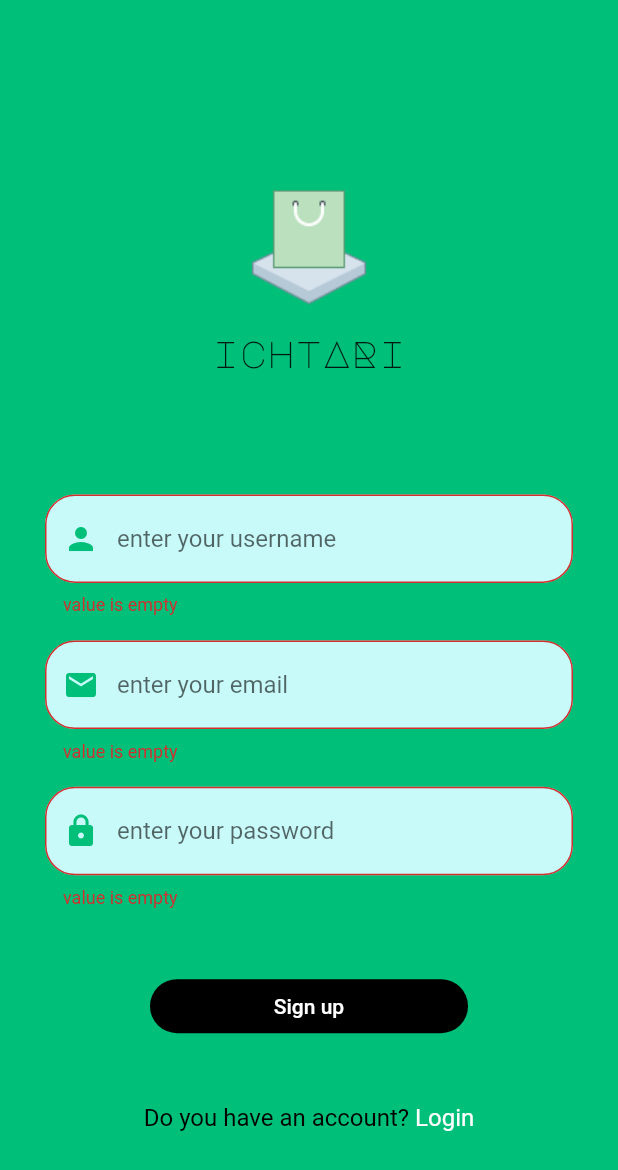
After one commit to abd4ellatif/e-commerce-flutter-app, a Flutter app: the SignupScreen screen opened by its route, after a tap on "Sign up", on a phone screen of 412 x 824 dp. The commit adds this screen. Shown: the top 1170 px of the screen. Run offline on Flutter 3.47's test engine with Material 2 defaults, Android fonts, the phone set to English and light mode, and no system bars.

Commit message:
Sign up screen

```diff
--- a/lib/main.dart
+++ b/lib/main.dart
@@ -1,8 +1,8 @@
 
+import 'package:ecommerceapp/screens/signup_screen.dart';
 import 'package:flutter/cupertino.dart';
 import 'package:flutter/material.dart';
 import 'package:ecommerceapp/screens/login_screen.dart';
-import 'package:ecommerceapp/constants.dart';
 
 main()=>runApp(MyApp());
 class MyApp extends StatelessWidget {
@@ -12,7 +12,8 @@ class MyApp extends StatelessWidget {
       initialRoute: LoginScreen.id,
       routes:
       {
-        LoginScreen.id:(context)=>LoginScreen()
+        LoginScreen.id:(context)=>LoginScreen(),
+        SignupScreen.id:(context)=>SignupScreen(),
       },
     );
   }
--- a/lib/screens/login_screen.dart
+++ b/lib/screens/login_screen.dart
@@ -1,3 +1,4 @@
+import 'package:ecommerceapp/screens/signup_screen.dart';
 import 'package:flutter/material.dart';
 import 'package:ecommerceapp/constants.dart';
 
@@ -77,7 +78,7 @@ class LoginScreen extends StatelessWidget {
                 cursorColor: kMainColor,
                 decoration: InputDecoration(
                   prefixIcon: Icon(
-                    Icons.email,
+                    Icons.lock,
                     color: kMainColor,
                   ),
                   hintText: 'enter your password',
@@ -130,13 +131,19 @@ class LoginScreen extends StatelessWidget {
                   fontSize: 16,
                 )
               ),
-              Text(
-                'Sign up',
-                style: TextStyle(
-                  color: Colors.white,
-                  fontSize: 16,
-                )
+              GestureDetector(
+                onTap: (){
+                  Navigator.pushNamed(context, SignupScreen.id);
+                },
+                child: Text(
+                  'Sign up',
+                  style: TextStyle(
+                    color: Colors.white,
+                    fontSize: 16,
+                  )
+                ),
               )
+
             ]
           )
           ],
--- /dev/null
+++ b/lib/screens/signup_screen.dart
@@ -0,0 +1,232 @@
+import 'package:ecommerceapp/screens/login_screen.dart';
+import 'package:flutter/material.dart';
+
+import '../constants.dart';
+
+class SignupScreen extends StatelessWidget {
+  static String id='SignupScreen';
+  final GlobalKey<FormState> _globalKey=GlobalKey<FormState>();
+
+  @override
+  Widget build(BuildContext context) {
+    double height= MediaQuery.of(context).size.height;
+    return Scaffold(
+      backgroundColor: kMainColor ,
+      body: Form(
+        key: _globalKey,
+        child: ListView(
+          children: <Widget>[
+            Padding(
+              padding: EdgeInsets.only(top:MediaQuery.of(context).size.height*0.1),
+              child: Container(
+                height:MediaQuery.of(context).size.height*.2,
+                child:Stack(
+                  alignment: Alignment.center,
+                  children: <Widget>[
+                    Image(
+                      image: AssetImage('images/icons/logo.png'),
+                    ),
+                    Positioned(
+                      bottom:0,
+                      child: Text(
+                        'ichtARi',
+                        style: TextStyle(
+                          fontFamily: 'MajorMonoDisplay',
+                          fontSize: 25,
+                        )
+                      )
+                    )
+                  ]
+                )
+              ) ,
+            ),
+            SizedBox(
+              height:height*.1,
+            ),
+            Padding(
+              padding: const EdgeInsets.symmetric(horizontal:30),
+              child:TextFormField(
+                validator: (value){
+                    if (value.isEmpty)
+                    {
+                      return 'value is empty';
+                    }
+                  },
+                cursorColor: kMainColor,
+                decoration: InputDecoration(
+                  prefixIcon: Icon(
+                    Icons.person,
+                    color: kMainColor,
+                  ),
+                  hintText: 'enter your username',
+                  filled: true,
+                  fillColor: kSecondaryColor,
+                  enabledBorder: OutlineInputBorder(
+                    borderRadius: BorderRadius.circular(20),
+                    borderSide: BorderSide(
+                      color: Colors.blue,
+                      //width: MediaQuery.of(context).size.width*0.1
+                    )
+                  ),
+                  focusedBorder: OutlineInputBorder(
+                    borderRadius: BorderRadius.circular(20),
+                    borderSide: BorderSide(
+                      color: Colors.white,
+                      //width: MediaQuery.of(context).size.width*0.1
+                    )
+                  ),
+                  border:OutlineInputBorder(
+                    borderRadius: BorderRadius.circular(20),
+                    borderSide: BorderSide(
+                      color: Colors.white,
+                      //width: MediaQuery.of(context).size.width*0.1
+                    )
+                  ),
+                  )
+              )
+            ),
+            SizedBox(
+              height:height*.02,
+            ),
+            Padding(
+                padding: const EdgeInsets.symmetric(horizontal:30),
+                child:TextFormField(
+                  validator:(value){
+                    if (value.isEmpty)
+                    {
+                      return 'value is empty';
+                    }
+                  } ,
+                  cursorColor: kMainColor,
+                  decoration: InputDecoration(
+                    prefixIcon: Icon(
+                      Icons.mail,
+                      color: kMainColor,
+                    ),
+                    hintText: 'enter your email',
+                    filled: true,
+                    fillColor: kSecondaryColor,
+                    enabledBorder: OutlineInputBorder(
+                      borderRadius: BorderRadius.circular(20),
+                      borderSide: BorderSide(
+                        color: Colors.blue,
+                        //width: MediaQuery.of(context).size.width*0.1
+                      )
+                    ),
+                    focusedBorder: OutlineInputBorder(
+                      borderRadius: BorderRadius.circular(20),
+                      borderSide: BorderSide(
+                        color: Colors.white,
+                        //width: MediaQuery.of(context).size.width*0.1
+                      )
+                    ),
+                    border:OutlineInputBorder(
+                      borderRadius: BorderRadius.circular(20),
+                      borderSide: BorderSide(
+                        color: Colors.white,
+                        //width: MediaQuery.of(context).size.width*0.1
+                      )
+                    ),
+                  )
+                )
+              ),
+            SizedBox(
+              height:height*.02,
+            ),
+            Padding(
+                padding: const EdgeInsets.symmetric(horizontal:30),
+                child:TextFormField(
+                  validator:(value){
+                    if (value.isEmpty)
+                    {
+                      return 'value is empty';
+                    }
+                  },
+                  cursorColor: kMainColor,
+                  decoration: InputDecoration(
+                    prefixIcon: Icon(
+                      Icons.lock,
+                      color: kMainColor,
+                    ),
+                    hintText: 'enter your password',
+                    filled: true,
+                    fillColor: kSecondaryColor,
+                    enabledBorder: OutlineInputBorder(
+                      borderRadius: BorderRadius.circular(20),
+                      borderSide: BorderSide(
+                        color: Colors.blue,
+                        //width: MediaQuery.of(context).size.width*0.1
+                      )
+                    ),
+                    focusedBorder: OutlineInputBorder(
+                      borderRadius: BorderRadius.circular(20),
+                      borderSide: BorderSide(
+                        color: Colors.white,
+                        //width: MediaQuery.of(context).size.width*0.1
+                      )
+                    ),
+                    border:OutlineInputBorder(
+                      borderRadius: BorderRadius.circular(20),
+                      borderSide: BorderSide(
+                        color: Colors.white,
+                        //width: MediaQuery.of(context).size.width*0.1
+                      )
+                    ),
+                  )
+                )
+              ),
+            SizedBox(
+              height:height*.05,
+            ),
+            Padding(
+                padding: const EdgeInsets.symmetric(horizontal:100),
+                child: FlatButton(
+                  shape: RoundedRectangleBorder(
+                    borderRadius: BorderRadius.circular(20) ,),
+                  onPressed: (){
+                    if(_globalKey.currentState.validate()){
+                      // do kech heja
+                    }
+                  },
+                  color: Colors.black,
+                  child: Text(
+                    'Sign up',
+                    style: TextStyle(
+                      color: Colors.white,
+                    )
+                  ))
+              ),
+            SizedBox(
+              height:height*.05,
+            ),
+            Row(
+              mainAxisAlignment: MainAxisAlignment.center,
+              children:<Widget>[
+                Text(
+                  'Do you have an account? ',
+                  style: TextStyle(
+                    color: Colors.black,
+                    fontSize: 16,
+                  )
+                ),
+                GestureDetector(
+                  onTap: (){
+                    Navigator.pushNamed(context, LoginScreen.id);
+                  },
+                  child: Text(
+                    'Login',
+                    style: TextStyle(
+                      color: Colors.white,
+                      fontSize: 16,
+                    )
+                  ),
+                )
+
+              ]
+            )
+            ],
+          ),
+      )
+    );
+  }
+}
```
